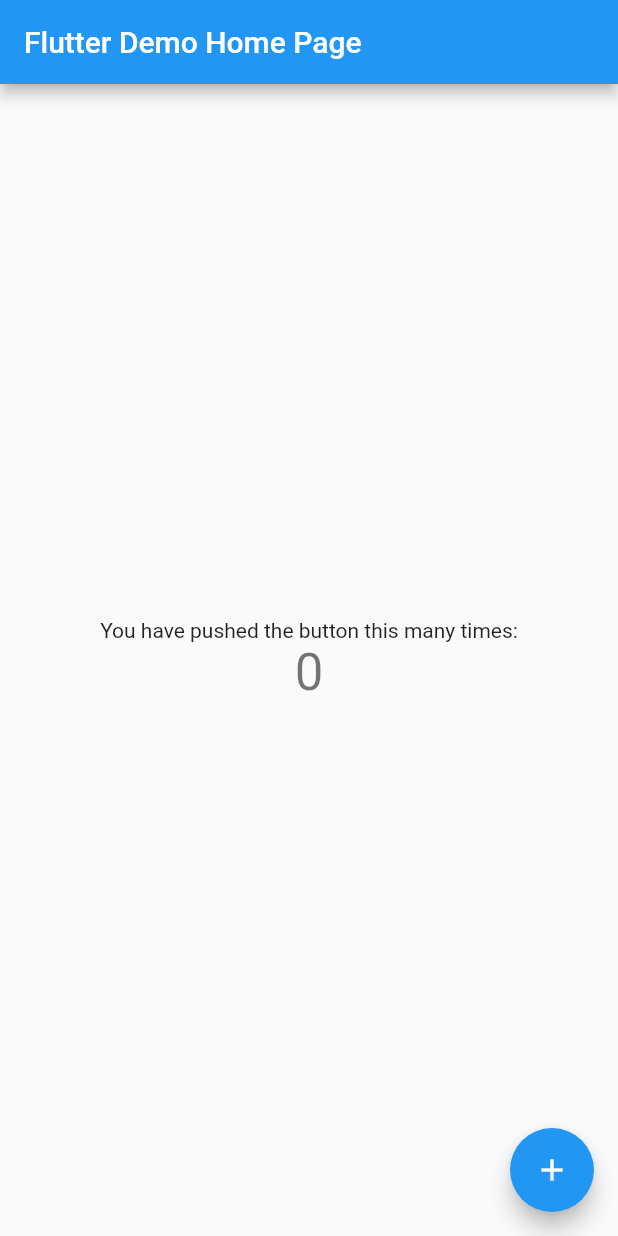
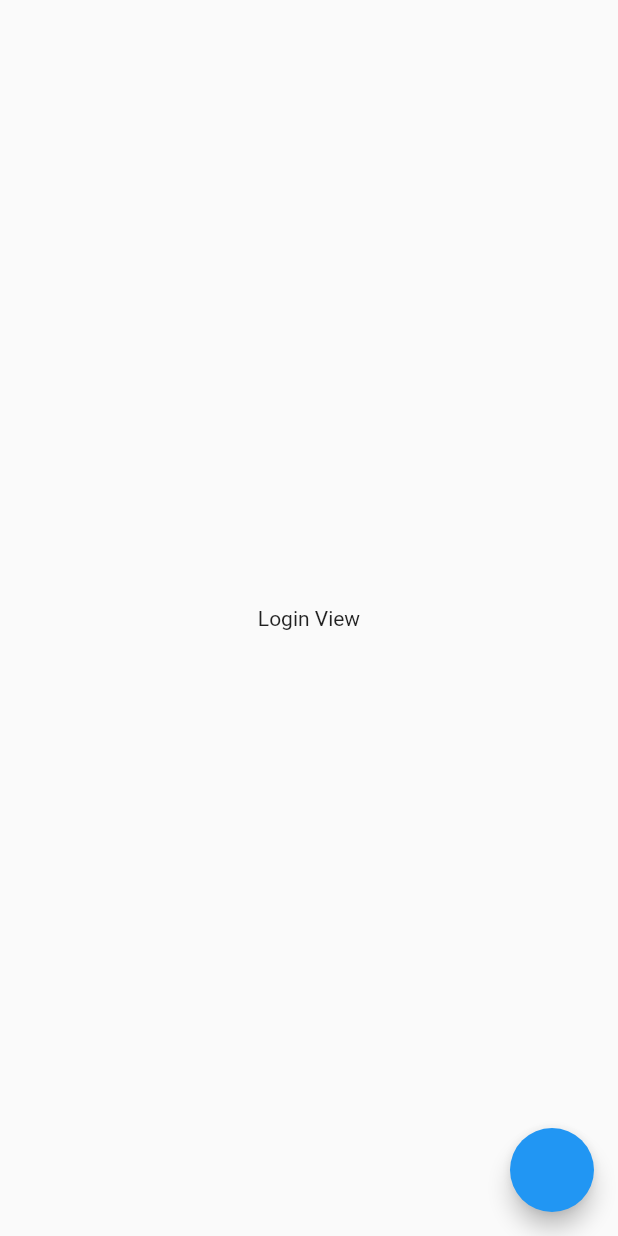
Before and after one commit to azrael8576/Flutter-Stacked, a Flutter app: the screen it shows after launch, on a phone screen of 412 x 824 dp. Run offline on Flutter 3.47's test engine with Material 2 defaults, Android fonts, the phone set to English and light mode, and no system bars; our stand-ins replace logger, stacked.

```diff
--- /dev/null
+++ b/lib/logger.dart
@@ -0,0 +1,17 @@
+import 'package:logger/logger.dart';
+
+Logger getLogger(String className) {
+  return Logger(printer: SimpleLogPrinter(className));
+}
+
+class SimpleLogPrinter extends LogPrinter {
+  final String className;
+  SimpleLogPrinter(this.className);
+
+  @override
+  List<String> log(LogEvent event) {
+    AnsiColor color = PrettyPrinter.levelPrefix[event.level];
+    String emoji = PrettyPrinter.levelEmojis[event.level];
+    return [color('$emoji $className - ${event.message}')];
+  }
+}
--- a/lib/main.dart
+++ b/lib/main.dart
@@ -1,117 +1,23 @@
 import 'package:flutter/material.dart';
+import 'package:flutterstacked/ui/views/login/login_view.dart';
+
+import 'logger.dart';
 
 void main() {
   runApp(MyApp());
 }
 
 class MyApp extends StatelessWidget {
+  final log = getLogger('MyApp');
   // This widget is the root of your application.
   @override
   Widget build(BuildContext context) {
+    log.e('build');
     return MaterialApp(
+//      debugShowCheckedModeBanner: false,
       title: 'Flutter Demo',
-      theme: ThemeData(
-        // This is the theme of your application.
-        //
-        // Try running your application with "flutter run". You'll see the
-        // application has a blue toolbar. Then, without quitting the app, try
-        // changing the primarySwatch below to Colors.green and then invoke
-        // "hot reload" (press "r" in the console where you ran "flutter run",
-        // or simply save your changes to "hot reload" in a Flutter IDE).
-        // Notice that the counter didn't reset back to zero; the application
-        // is not restarted.
-        primarySwatch: Colors.blue,
-        // This makes the visual density adapt to the platform that you run
-        // the app on. For desktop platforms, the controls will be smaller and
-        // closer together (more dense) than on mobile platforms.
-        visualDensity: VisualDensity.adaptivePlatformDensity,
-      ),
-      home: MyHomePage(title: 'Flutter Demo Home Page'),
+      //Testing only
+      home: LoginView(),
     );
   }
 }
-
-class MyHomePage extends StatefulWidget {
-  MyHomePage({Key key, this.title}) : super(key: key);
-
-  // This widget is the home page of your application. It is stateful, meaning
-  // that it has a State object (defined below) that contains fields that affect
-  // how it looks.
-
-  // This class is the configuration for the state. It holds the values (in this
-  // case the title) provided by the parent (in this case the App widget) and
-  // used by the build method of the State. Fields in a Widget subclass are
-  // always marked "final".
-
-  final String title;
-
-  @override
-  _MyHomePageState createState() => _MyHomePageState();
-}
-
-class _MyHomePageState extends State<MyHomePage> {
-  int _counter = 0;
-
-  void _incrementCounter() {
-    setState(() {
-      // This call to setState tells the Flutter framework that something has
-      // changed in this State, which causes it to rerun the build method below
-      // so that the display can reflect the updated values. If we changed
-      // _counter without calling setState(), then the build method would not be
-      // called again, and so nothing would appear to happen.
-      _counter++;
-    });
-  }
-
-  @override
-  Widget build(BuildContext context) {
-    // This method is rerun every time setState is called, for instance as done
-    // by the _incrementCounter method above.
-    //
-    // The Flutter framework has been optimized to make rerunning build methods
-    // fast, so that you can just rebuild anything that needs updating rather
-    // than having to individually change instances of widgets.
-    return Scaffold(
-      appBar: AppBar(
-        // Here we take the value from the MyHomePage object that was created by
-        // the App.build method, and use it to set our appbar title.
-        title: Text(widget.title),
-      ),
-      body: Center(
-        // Center is a layout widget. It takes a single child and positions it
-        // in the middle of the parent.
-        child: Column(
-          // Column is also a layout widget. It takes a list of children and
-          // arranges them vertically. By default, it sizes itself to fit its
-          // children horizontally, and tries to be as tall as its parent.
-          //
-          // Invoke "debug painting" (press "p" in the console, choose the
-          // "Toggle Debug Paint" action from the Flutter Inspector in Android
-          // Studio, or the "Toggle Debug Paint" command in Visual Studio Code)
-          // to see the wireframe for each widget.
-          //
-          // Column has various properties to control how it sizes itself and
-          // how it positions its children. Here we use mainAxisAlignment to
-          // center the children vertically; the main axis here is the vertical
-          // axis because Columns are vertical (the cross axis would be
-          // horizontal).
-          mainAxisAlignment: MainAxisAlignment.center,
-          children: <Widget>[
-            Text(
-              'You have pushed the button this many times:',
-            ),
-            Text(
-              '$_counter',
-              style: Theme.of(context).textTheme.headline4,
-            ),
-          ],
-        ),
-      ),
-      floatingActionButton: FloatingActionButton(
-        onPressed: _incrementCounter,
-        tooltip: 'Increment',
-        child: Icon(Icons.add),
-      ), // This trailing comma makes auto-formatting nicer for build methods.
-    );
-  }
-}
--- /dev/null
+++ b/lib/ui/views/login/login_view.dart
@@ -0,0 +1,18 @@
+import 'package:flutter/material.dart';
+import 'package:flutterstacked/ui/views/login/login_viewmodel.dart';
+import 'package:stacked/stacked.dart';
+
+class LoginView extends StatelessWidget {
+  @override
+  Widget build(BuildContext context) {
+    return ViewModelBuilder<LoginViewModel>.reactive(
+      builder: (context, model, child) => Scaffold(
+        body: Center(
+          child: Text(model.title),
+        ),
+        floatingActionButton: FloatingActionButton(onPressed: null),
+      ),
+      viewModelBuilder: () => LoginViewModel(),
+    );
+  }
+}
--- /dev/null
+++ b/lib/ui/views/login/login_viewmodel.dart
@@ -0,0 +1,6 @@
+import 'package:stacked/stacked.dart';
+
+class LoginViewModel extends BaseViewModel {
+  String _title = 'Login View';
+  String get title => _title;
+}
--- a/pubspec.yaml
+++ b/pubspec.yaml
@@ -31,6 +31,8 @@ dependencies:
   cupertino_icons: ^0.1.3
   logger:
 
+  # state management
+  stacked: ^1.5.7+1
 
 dev_dependencies:
   flutter_test:
```
Also changed, not shown: pubspec.lock.
